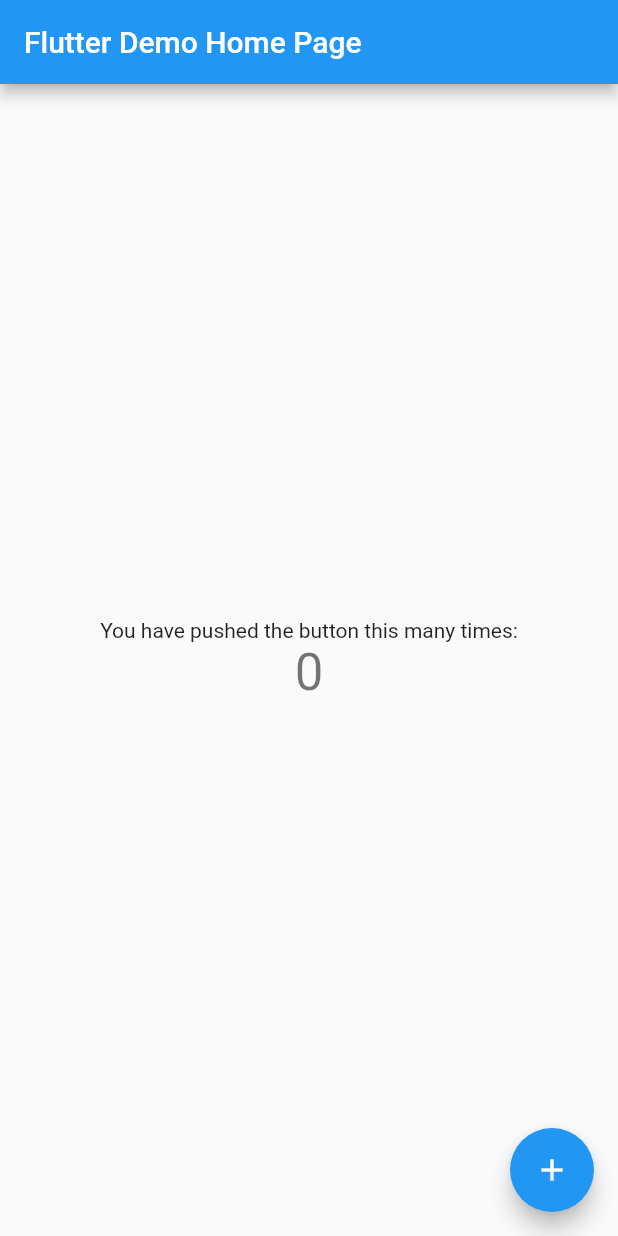
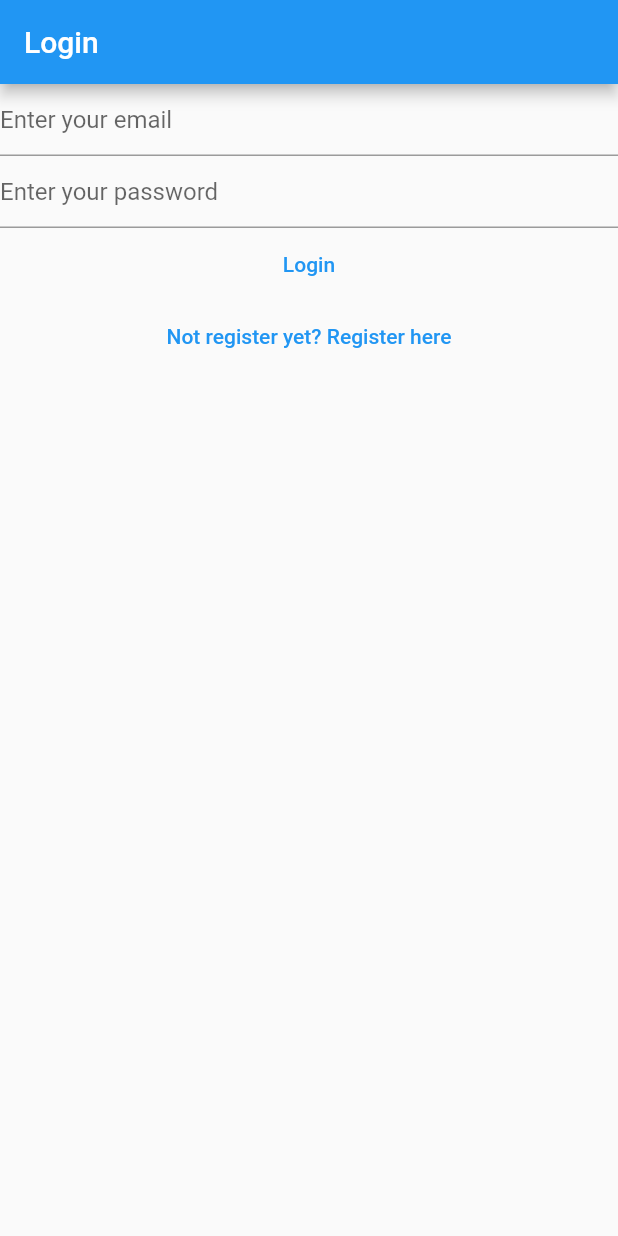
Before and after one commit to saiprasadchin/Flutter-Fundoo-Application, a Flutter app: the screen it shows after launch, on a phone screen of 412 x 824 dp. Run offline on Flutter 3.47's test engine with Material 2 defaults, Android fonts, the phone set to English and light mode, and no system bars; our stand-ins replace firebase_auth, firebase_core; accounts and stored records are empty.

Commit message:
Firebase authentication with email verification

```diff
--- /dev/null
+++ b/lib/enums/menu_action.dart
@@ -0,0 +1 @@
+enum MenuAction { logout }
--- a/lib/main.dart
+++ b/lib/main.dart
@@ -1,6 +1,12 @@
 import 'package:flutter/material.dart';
+import 'package:fundoo_app/services/auth/auth_service.dart';
+import 'package:fundoo_app/views/login_view.dart';
+import 'package:fundoo_app/views/register_view.dart';
+import 'package:fundoo_app/views/verify_email_view.dart';
+import 'views/notes_view.dart';
 
 void main() {
+  WidgetsFlutterBinding.ensureInitialized();
   runApp(
     MaterialApp(
       debugShowCheckedModeBanner: false,
@@ -8,53 +14,41 @@
       theme: ThemeData(
         primarySwatch: Colors.blue,
       ),
-      home: const MyHomePage(title: 'Flutter Demo Home Page'),
+      home: const HomePage(),
+      routes: {
+        'loginRoute': (context) => const LoginView(),
+        'registerRoute': (context) => const RegisterView(),
+        'notesRoute': (context) => const NoteView(),
+        'verifyEmailRoute': (context) => const VerifyEmailView(),
+      },
     ),
   );
 }
 
-class MyHomePage extends StatefulWidget {
-  const MyHomePage({Key? key, required this.title}) : super(key: key);
-  final String title;
-
-  @override
-  State<MyHomePage> createState() => _MyHomePageState();
-}
-
-class _MyHomePageState extends State<MyHomePage> {
-  int _counter = 0;
-
-  void _incrementCounter() {
-    setState(() {
-      _counter++;
-    });
-  }
+class HomePage extends StatelessWidget {
+  const HomePage({Key? key}) : super(key: key);
 
   @override
   Widget build(BuildContext context) {
-    return Scaffold(
-      appBar: AppBar(
-        title: Text(widget.title),
-      ),
-      body: Center(
-        child: Column(
-          mainAxisAlignment: MainAxisAlignment.center,
-          children: <Widget>[
-            const Text(
-              'You have pushed the button this many times:',
-            ),
-            Text(
-              '$_counter',
-              style: Theme.of(context).textTheme.headline4,
-            ),
-          ],
-        ),
-      ),
-      floatingActionButton: FloatingActionButton(
-        onPressed: _incrementCounter,
-        tooltip: 'Increment',
-        child: const Icon(Icons.add),
-      ), // This trailing comma makes auto-formatting nicer for build methods.
+    return FutureBuilder(
+      future: AuthService.firebase().initialize(),
+      builder: (context, snapshot) {
+        switch (snapshot.connectionState) {
+          case ConnectionState.done:
+            final user = AuthService.firebase().currentUser;
+            if (user != null) {
+              if (user.isEmailVerified) {
+                return const NoteView();
+              } else {
+                return const VerifyEmailView();
+              }
+            } else {
+              return const LoginView();
+            }
+          default:
+            return const CircularProgressIndicator();
+        }
+      },
     );
   }
 }
--- a/lib/services/auth/auth_provider.dart
+++ b/lib/services/auth/auth_provider.dart
@@ -1,6 +1,7 @@
 import 'package:fundoo_app/services/auth/auth_user.dart';
 
 abstract class AuthProvider {
+  Future<void> initialize();
   AuthUser? get currentUser;
   Future<AuthUser> login({
     required String email,
@@ -12,5 +13,4 @@
   });
   Future<void> logout();
   Future<void> sendEmailVerification();
-
 }
--- /dev/null
+++ b/lib/services/auth/auth_service.dart
@@ -0,0 +1,42 @@
+import 'package:fundoo_app/services/auth/auth_provider.dart';
+import 'package:fundoo_app/services/auth/auth_user.dart';
+import 'package:fundoo_app/services/auth/firebase_auth_provider.dart';
+
+class AuthService implements AuthProvider {
+  final AuthProvider provider;
+  AuthService(this.provider);
+
+  factory AuthService.firebase() => AuthService(FirebaseAuthProvider());
+
+  @override
+  Future<AuthUser> createUser({
+    required String email,
+    required String password,
+  }) =>
+      provider.createUser(
+        email: email,
+        password: password,
+      );
+
+  @override
+  AuthUser? get currentUser => provider.currentUser;
+
+  @override
+  Future<AuthUser> login({
+    required String email,
+    required String password,
+  }) =>
+      provider.login(
+        email: email,
+        password: password,
+      );
+
+  @override
+  Future<void> logout() => provider.logout();
+
+  @override
+  Future<void> sendEmailVerification() => provider.sendEmailVerification();
+
+  @override
+  Future<void> initialize() => provider.initialize();
+}
--- /dev/null
+++ b/lib/views/login_view.dart
@@ -0,0 +1,91 @@
+import 'package:flutter/material.dart';
+import 'package:fundoo_app/services/auth/auth_exceptions.dart';
+import 'package:fundoo_app/services/auth/auth_service.dart';
+
+class LoginView extends StatefulWidget {
+  const LoginView({Key? key}) : super(key: key);
+
+  @override
+  State<LoginView> createState() => _LoginViewState();
+}
+
+class _LoginViewState extends State<LoginView> {
+  late final TextEditingController _email;
+  late final TextEditingController _password;
+
+  @override
+  void initState() {
+    _email = TextEditingController();
+    _password = TextEditingController();
+    super.initState();
+  }
+
+  @override
+  void dispose() {
+    _email.dispose();
+    _password.dispose();
+    super.dispose();
+  }
+
+  @override
+  Widget build(BuildContext context) {
+    return Scaffold(
+      appBar: AppBar(
+        title: const Text('Login'),
+      ),
+      body: Column(
+        children: [
+          TextField(
+            controller: _email,
+            decoration: const InputDecoration(hintText: 'Enter your email'),
+          ),
+          TextField(
+            controller: _password,
+            decoration: const InputDecoration(hintText: 'Enter your password'),
+          ),
+          TextButton(
+            onPressed: () async {
+              final email = _email.text;
+              final password = _password.text;
+
+              try {
+                await AuthService.firebase().login(
+                  email: email,
+                  password: password,
+                );
+                final user = AuthService.firebase().currentUser;
+                if (user?.isEmailVerified ?? false) {
+                  Navigator.of(context).pushNamedAndRemoveUntil(
+                    'notesRoute',
+                    (route) => false,
+                  );
+                } else {
+                  Navigator.of(context).pushNamedAndRemoveUntil(
+                    'verifyEmailRoute',
+                    (route) => false,
+                  );
+                }
+              } on UserNotFoundAuthException {
+                print('User not found');
+              } on WrongPasswordAuthException {
+                print('Wrong credentials');
+              } on GenericAuthException {
+                print('Authentication error');
+              }
+            },
+            child: const Text("Login"),
+          ),
+          TextButton(
+            onPressed: () {
+              Navigator.of(context).pushNamedAndRemoveUntil(
+                'registerRoute',
+                (route) => false,
+              );
+            },
+            child: const Text('Not register yet? Register here'),
+          )
+        ],
+      ),
+    );
+  }
+}
--- /dev/null
+++ b/lib/views/register_view.dart
@@ -0,0 +1,86 @@
+import 'package:firebase_auth/firebase_auth.dart';
+import 'package:firebase_core/firebase_core.dart';
+import 'package:flutter/material.dart';
+import 'package:fundoo_app/services/auth/auth_exceptions.dart';
+import 'package:fundoo_app/services/auth/auth_service.dart';
+
+import '../firebase_options.dart';
+
+class RegisterView extends StatefulWidget {
+  const RegisterView({Key? key}) : super(key: key);
+
+  @override
+  State<RegisterView> createState() => _RegisterViewState();
+}
+
+class _RegisterViewState extends State<RegisterView> {
+  late final TextEditingController _email;
+  late final TextEditingController _password;
+
+  @override
+  void initState() {
+    _email = TextEditingController();
+    _password = TextEditingController();
+    super.initState();
+  }
+
+  @override
+  void dispose() {
+    _email.dispose();
+    _password.dispose();
+    super.dispose();
+  }
+
+  @override
+  Widget build(BuildContext context) {
+    return Scaffold(
+      appBar: AppBar(
+        title: const Text('Register'),
+      ),
+      body: Column(
+        children: [
+          TextField(
+            controller: _email,
+            decoration: const InputDecoration(hintText: 'Enter your email'),
+          ),
+          TextField(
+            controller: _password,
+            decoration: const InputDecoration(hintText: 'Enter your password'),
+          ),
+          TextButton(
+            onPressed: () async {
+              final email = _email.text;
+              final password = _password.text;
+              try {
+                await AuthService.firebase().createUser(
+                  email: email,
+                  password: password,
+                );
+                AuthService.firebase().sendEmailVerification();
+                Navigator.of(context).pushNamed('verifyEmailRoute');
+              } on WeakPasswordAuthException {
+                print('Weak password');
+              } on EmailAlreadyInUseAuthException {
+                print('Email already in use');
+              } on InvalidEmailAuthException {
+                print("Invalid email");
+              } on GenericAuthException {
+                print("Failed to register");
+              }
+            },
+            child: const Text("Register"),
+          ),
+          TextButton(
+            onPressed: () {
+              Navigator.of(context).pushNamedAndRemoveUntil(
+                'loginRoute',
+                (route) => false,
+              );
+            },
+            child: const Text('Not register yet? Register here'),
+          )
+        ],
+      ),
+    );
+  }
+}
--- a/pubspec.yaml
+++ b/pubspec.yaml
@@ -3,7 +3,7 @@
 
 # The following line prevents the package from being accidentally published to
 # pub.dev using `flutter pub publish`. This is preferred for private packages.
-publish_to: 'none' # Remove this line if you wish to publish to pub.dev
+publish_to: "none" # Remove this line if you wish to publish to pub.dev
 
 # The following defines the version and build number for your application.
 # A version number is three numbers separated by dots, like 1.2.43
@@ -31,9 +31,8 @@
     sdk: flutter
   firebase_auth: ^3.3.5
   firebase_core: ^1.11.0
-  image_picker: ^0.8.4+4
+  #image_picker: ^0.8.4+4
   firebase_storage: ^10.2.5
-
 
   # The following adds the Cupertino Icons font to your application.
   # Use with the CupertinoIcons class for iOS style icons.
@@ -55,7 +54,6 @@
 
 # The following section is specific to Flutter.
 flutter:
-
   # The following line ensures that the Material Icons font is
   # included with your application, so that you can use the icons in
   # the material Icons class.
```
Also changed, not shown: lib/services/auth/firebase_auth_provider.dart (+75 -14 lines), lib/views/notes_view.dart (added, +45 -0 lines), lib/views/verify_email_view.dart (added, +42 -0 lines), pubspec.lock, 1 other file.
